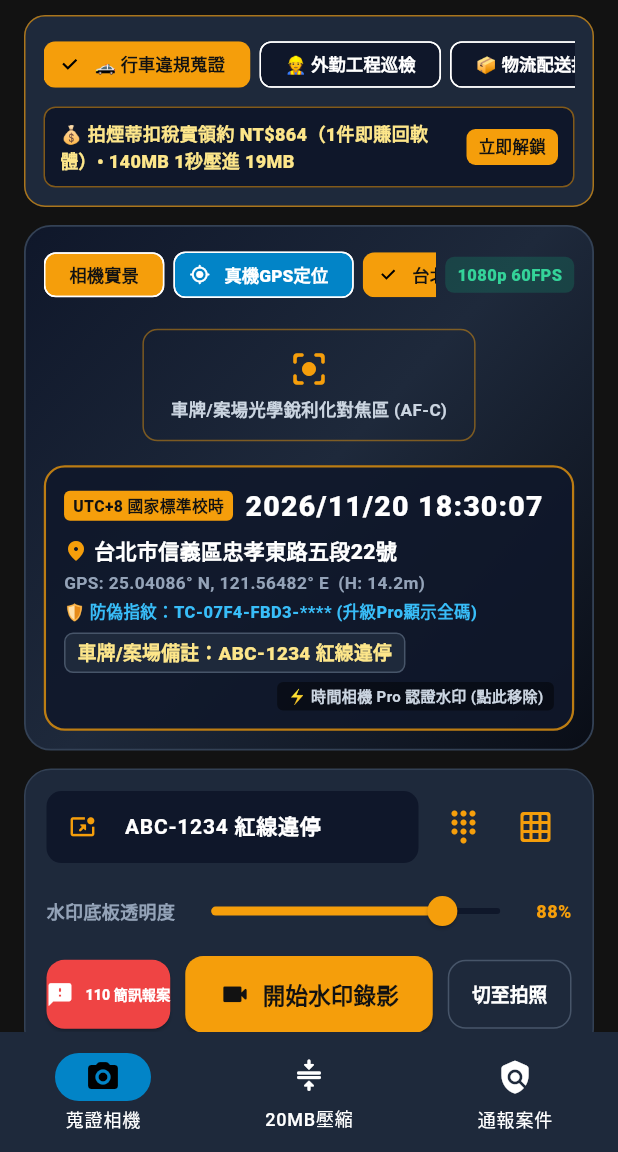
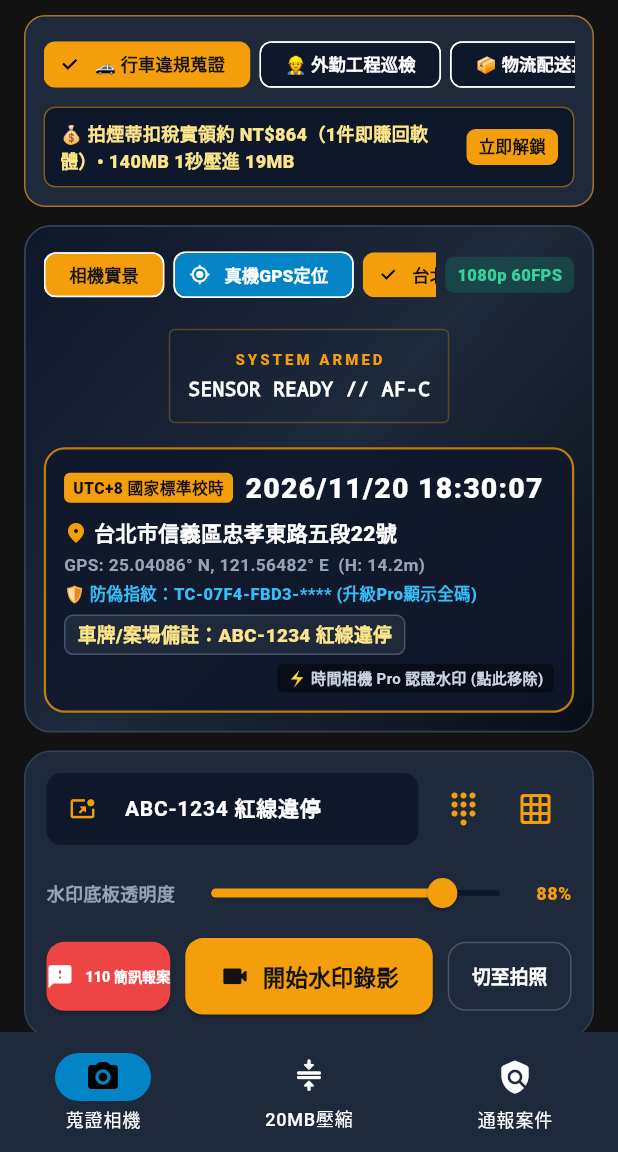
Before and after one commit to beigou0427/timecam_pro_app, a Flutter app: the screen it shows after launch, on a phone screen of 412 x 824 dp, the part 84-1236 px from its top. Run offline on Flutter 3.47's test engine with Material 3 defaults, Android fonts, the phone set to English and light mode, and no system bars; our stand-ins replace in_app_purchase.

Commit message:
style: industrial UI

```diff
--- a/lib/ui/tabs/camera_evidence_tab.dart
+++ b/lib/ui/tabs/camera_evidence_tab.dart
@@ -806,39 +806,14 @@ class _CameraEvidenceTabState extends State<CameraEvidenceTab> {
             ),
             const SizedBox(height: 16),
             // 中央光學車牌對焦準星 HUD
-            if (_showGridLines)
-              Container(
-                padding: const EdgeInsets.symmetric(
-                  horizontal: 18,
-                  vertical: 12,
-                ),
-                decoration: BoxDecoration(
-                  borderRadius: const BorderRadius.all(Radius.circular(10)),
-                  border: Border.all(
-                    color: const Color(0xFFF59E0B).withValues(alpha: 0.45),
-                  ),
-                ),
-                child: Column(
-                  children: <Widget>[
-                    const Icon(
-                      Icons.center_focus_strong_rounded,
-                      color: Color(0xFFF59E0B),
-                      size: 28,
-                    ),
-                    const SizedBox(height: 4),
-                    Text(
-                      widget.isZh
-                          ? '車牌/案場光學銳利化對焦區 (AF-C)'
-                          : 'License Plate Optical Focus Zone (AF-C)',
-                      style: const TextStyle(
-                        color: Color(0xFFCBD5E1),
-                        fontSize: 11.5,
-                        fontWeight: FontWeight.w700,
-                      ),
-                    ),
-                  ],
-                ),
-              ),
+            if (_showGridLines) Container(padding: const EdgeInsets.all(12),
+      decoration: BoxDecoration(border: Border.all(color: const Color(0xFFF59E0B).withValues(alpha: 0.3)),
+      borderRadius: const BorderRadius.all(Radius.circular(4))), child: Column(children: <Widget>[
+      Text(_cameraPhotoBytes == null ? "SYSTEM ARMED" : "IMAGE CAPTURED", style: const TextStyle(
+      color: Color(0xFFF59E0B), fontSize: 10, fontWeight: FontWeight.w900, letterSpacing: 2)),
+      const SizedBox(height: 4), Text(_cameraPhotoBytes == null ? "SENSOR READY // AF-C" : "LENS DATA LOCKED",
+      style: const TextStyle(color: Colors.white, fontSize: 13, fontWeight: FontWeight.w800, fontFamily: "monospace"))
+      ])),
             const SizedBox(height: 16),
             // 底部即時浮水印疊加預覽
             _buildLiveWatermarkOverlay(snap),
```
